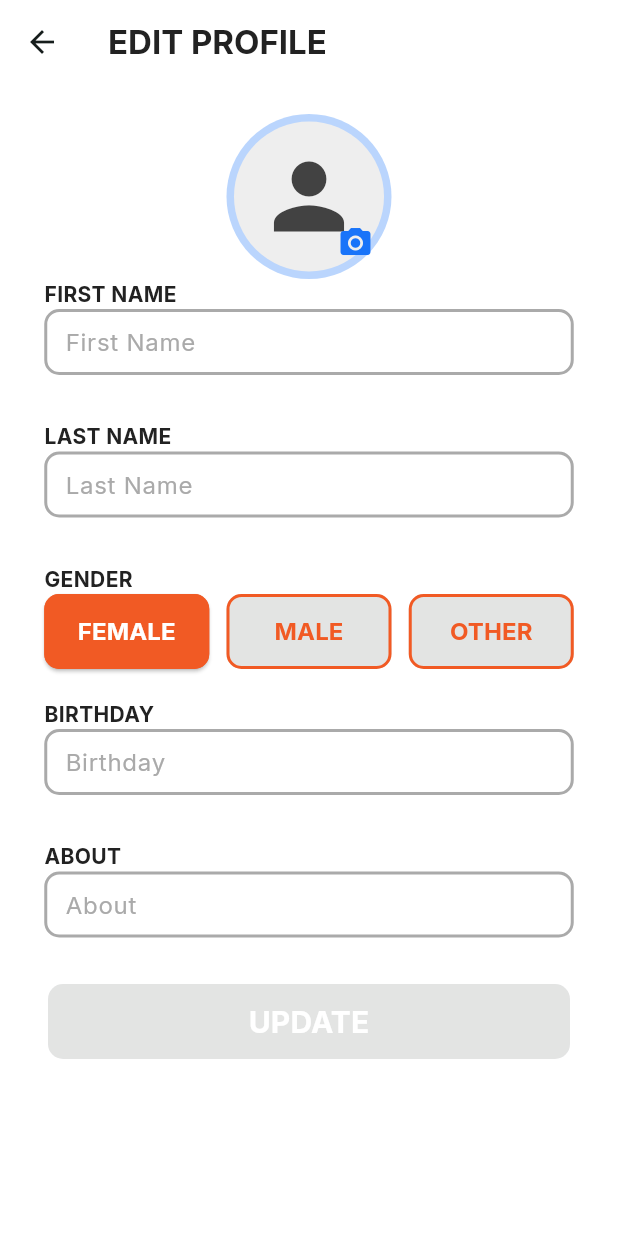
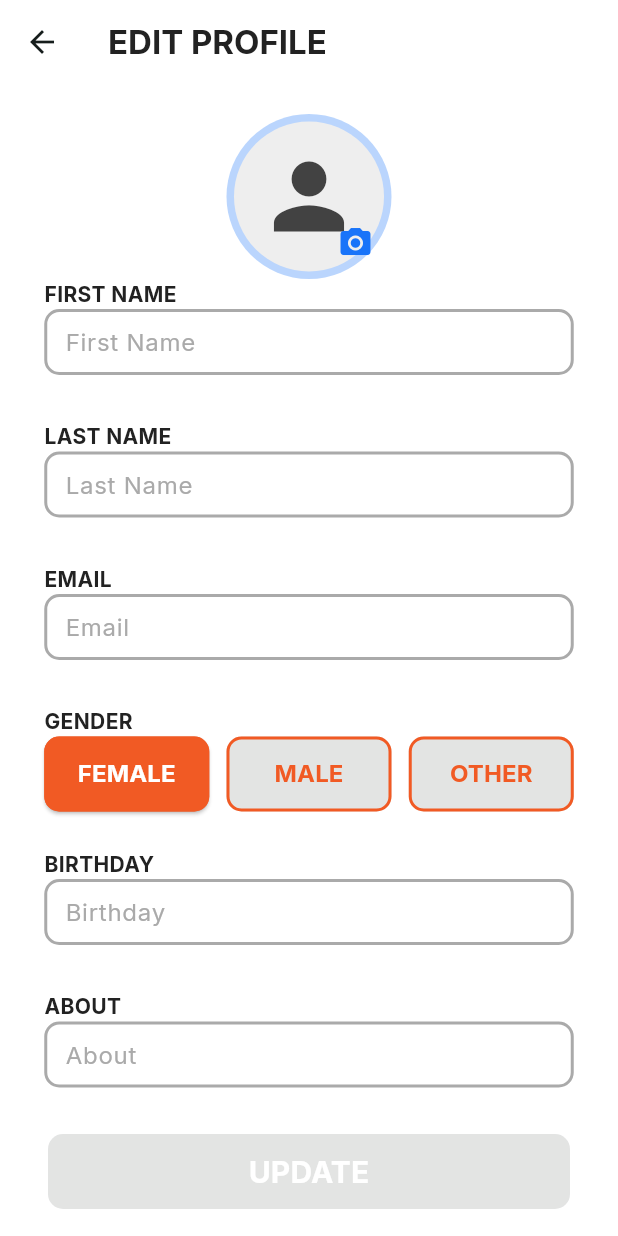
Before and after one commit to LakshithWithana/seniorcompanion, a Flutter app: the EditProfileView screen opened directly with empty values, on a phone screen of 412 x 824 dp. Run offline on Flutter 3.47's test engine with Material 3 defaults, Android fonts, the phone set to English and light mode, and no system bars; our stand-ins replace bloc, cloud_firestore, dartz, datetime_picker_formfield_new, easy_localization, email_validator and 19 more; missing offline and left inert: flow_builder, flutter_facebook_auth; accounts and stored records are empty; statements that could not run were skipped.

Commit message:
bug fixes

```diff
--- a/lib/core/shared/widgets/custom_text_form_field.dart
+++ b/lib/core/shared/widgets/custom_text_form_field.dart
@@ -8,7 +8,7 @@ enum RoleType { general, careGiver, careRecipient }
 
 class CustomTextFormField extends StatelessWidget {
   const CustomTextFormField({
-    Key? key,
+    super.key,
     this.controller,
     this.validator,
     this.initialValue,
@@ -27,7 +27,7 @@ class CustomTextFormField extends StatelessWidget {
     this.height,
     this.errorText,
     this.roleType,
-  }) : super(key: key);
+  });
 
   final TextEditingController? controller;
   final String? Function(String?)? validator;
--- a/lib/features/settings/pages/edit_profile/edit_profile_view.dart
+++ b/lib/features/settings/pages/edit_profile/edit_profile_view.dart
@@ -4,7 +4,7 @@ import 'package:newseniiorcompaniion/core/constants/colors.dart';
 import 'package:newseniiorcompaniion/core/models/user_details_model/user_details_model.dart';
 import 'package:newseniiorcompaniion/features/settings/pages/edit_profile/widgets/about_input_widget.dart';
 import 'package:newseniiorcompaniion/features/settings/pages/edit_profile/widgets/birthday_input_widget.dart';
-
+import 'package:newseniiorcompaniion/features/settings/pages/edit_profile/widgets/email_read_only_widget.dart';
 import 'package:newseniiorcompaniion/features/settings/pages/edit_profile/widgets/first_name_input_widget.dart';
 import 'package:newseniiorcompaniion/features/settings/pages/edit_profile/widgets/gender_selection_widget.dart';
 import 'package:newseniiorcompaniion/features/settings/pages/edit_profile/widgets/last_name_input_widget.dart';
@@ -49,8 +49,9 @@ class EditProfileView extends StatelessWidget {
                 firstName: userDetails.firstName,
                 about: userDetails.about,
               ),
+              EmailReadOnlyWidget(email: userDetails.email),
               GenderSelecterWidget(gender: userDetails.gender),
-              const SizedBox(height: 20.0),
+              const SizedBox(height: 25),
               BirthdayInputWidget(birthday: userDetails.birthday),
               AboutInputWidget(
                 about: userDetails.about,
--- a/lib/features/settings/pages/edit_profile/widgets/birthday_input_widget.dart
+++ b/lib/features/settings/pages/edit_profile/widgets/birthday_input_widget.dart
@@ -21,6 +21,7 @@ class BirthdayInputWidget extends StatelessWidget {
           builder: (context, state) {
             return CustomTextFormField(
               readOnly: true,
+              enabled: false,
               initialValue: birthday.split(" ").first,
               roleType: state.user.role == "CR"
                   ? RoleType.careRecipient
--- /dev/null
+++ b/lib/features/settings/pages/edit_profile/widgets/email_read_only_widget.dart
@@ -0,0 +1,32 @@
+import 'package:easy_localization/easy_localization.dart';
+import 'package:flutter/material.dart';
+import 'package:flutter_bloc/flutter_bloc.dart';
+import 'package:newseniiorcompaniion/app/bloc/app_bloc.dart';
+
+import '../../../../../core/constants/colors.dart';
+import '../../../../../core/shared/widgets/custom_text_form_field.dart';
+
+class EmailReadOnlyWidget extends StatelessWidget {
+  const EmailReadOnlyWidget({super.key, required this.email});
+  final String email;
+
+  @override
+  Widget build(BuildContext context) {
+    return BlocBuilder<AppBloc, AppState>(
+      builder: (context, state) {
+        return CustomTextFormField(
+          roleType: state.user.role == "CR"
+              ? RoleType.careRecipient
+              : state.user.role == "CG"
+                  ? RoleType.careGiver
+                  : RoleType.general,
+          enabled: false,
+          hintText: "email".tr(),
+          initialValue: email,
+          borderColor: mainColor,
+          readOnly: true,
+        );
+      },
+    );
+  }
+}
--- a/pubspec.yaml
+++ b/pubspec.yaml
@@ -2,7 +2,7 @@ name: newseniiorcompaniion
 description: "Seniior Companiion Flutter app."
 # The following line prevents the package from being accidentally published to
 # pub.dev using `flutter pub publish`. This is preferred for private packages.
-publish_to: 'none' # Remove this line if you wish to publish to pub.dev
+publish_to: "none" # Remove this line if you wish to publish to pub.dev
 
 # The following defines the version and build number for your application.
 # A version number is three numbers separated by dots, like 1.2.43
@@ -16,7 +16,7 @@ publish_to: 'none' # Remove this line if you wish to publish to pub.dev
 # https://developer.apple.com/library/archive/documentation/General/Reference/InfoPlistKeyReference/Articles/CoreFoundationKeys.html
 # In Windows, build-name is used as the major, minor, and patch parts
 # of the product and file versions while build-number is used as the build suffix.
-version: 1.0.0+1
+version: 1.0.1+18
 
 environment:
   sdk: ^3.5.3
@@ -30,7 +30,6 @@ environment:
 dependencies:
   flutter:
     sdk: flutter
-
 
   # The following adds the Cupertino Icons font to your application.
   # Use with the CupertinoIcons class for iOS style icons.
@@ -92,7 +91,6 @@ dev_dependencies:
 
 # The following section is specific to Flutter packages.
 flutter:
-
   # The following line ensures that the Material Icons font is
   # included with your application, so that you can use the icons in
   # the material Icons class.
```
Also changed, not shown: lib/features/search/presentation/pages/search_view.dart (+16 -22 lines), pubspec.lock, 3 other files.
